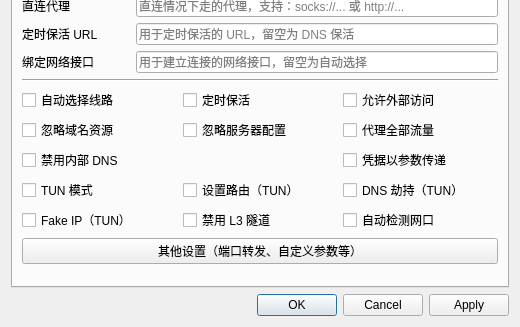
Above: presentation/dialogs/settingwindow/settingwindow.ui from wtalioy/JustConnect before the change; both pictures show x 0 to 520 and y 309 to 636 of the 520 by 636 pixel window. Below: the same form after it.
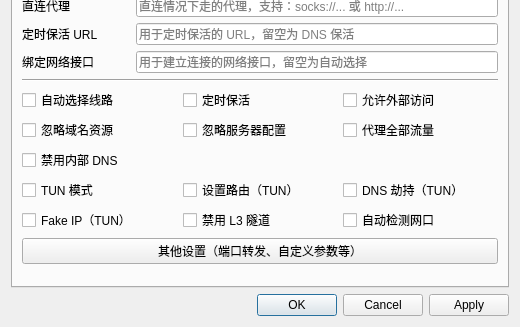
That is the form after the change. The open tabs and pages were chosen to show the change.

```diff
--- a/presentation/dialogs/settingwindow/settingwindow.ui
+++ b/presentation/dialogs/settingwindow/settingwindow.ui
@@ -967,16 +967,6 @@
            </property>
           </widget>
          </item>
-         <item row="2" column="2">
-          <widget class="QCheckBox" name="credentialsAsArgumentsCheckBox">
-           <property name="toolTip">
-            <string>不勾选则凭据以环境变量传递</string>
-           </property>
-           <property name="text">
-            <string>凭据以参数传递</string>
-           </property>
-          </widget>
-         </item>
         </layout>
        </item>
        <item row="6" column="1" colspan="3">
```
